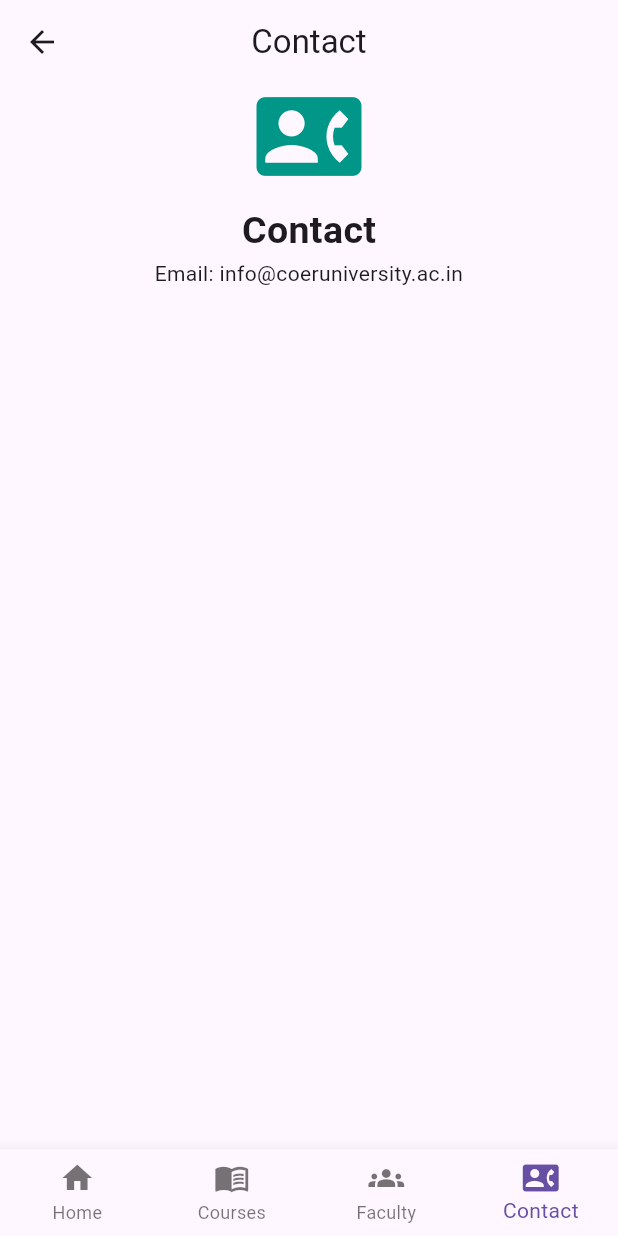
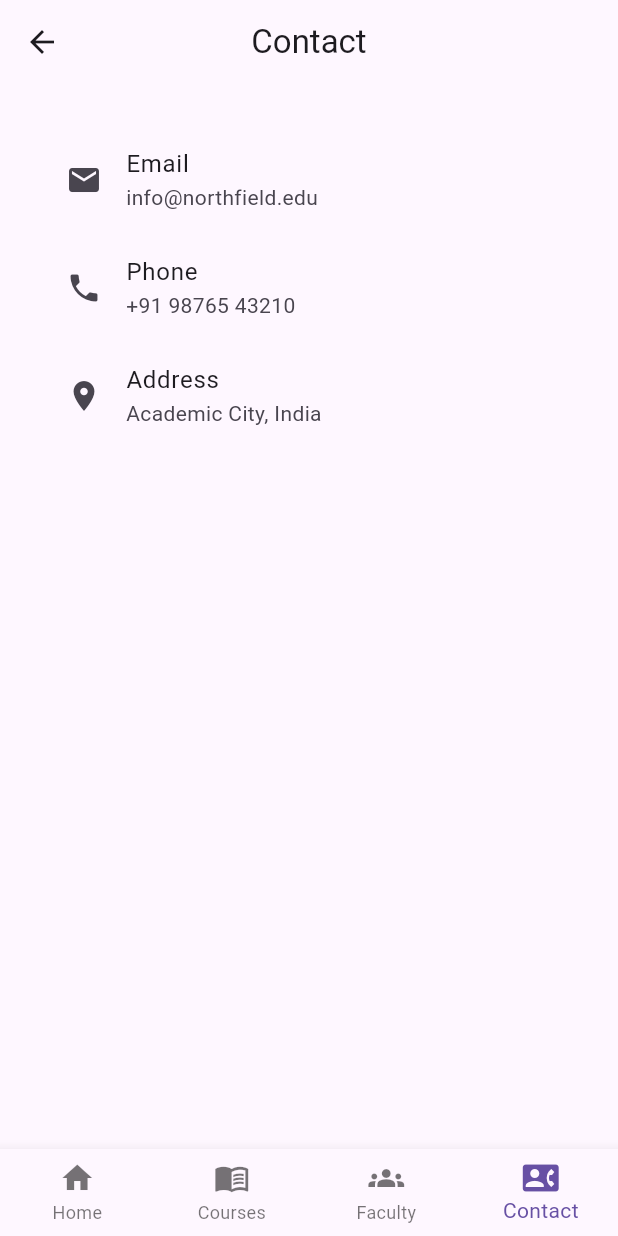
Before and after one commit to NetraChauhan/flutter_lab_sheet_4, a Flutter app: the Main screen opened directly, item 4 of the bottom bar chosen, on a phone screen of 412 x 824 dp. Run offline on Flutter 3.47's test engine with Material 3 defaults, Android fonts, the phone set to English and light mode, and no system bars.

Commit message:
Audit and improve program_23.dart

```diff
--- a/lib/program_23.dart
+++ b/lib/program_23.dart
@@ -1,30 +1,100 @@
-// 23. Simple college app with Home, Courses, Faculty and Contact screens.
+// 23. College app with Home, Courses, Faculty and Contact screens.
 import 'package:flutter/material.dart';
 void main()=>runApp(const App());
+
 class App extends StatelessWidget{
- const App({super.key});
- Widget build(c)=>MaterialApp(debugShowCheckedModeBanner:false,theme:ThemeData(colorSchemeSeed:Colors.teal,useMaterial3:true),home:const Main());
+  const App({super.key});
+  Widget build(c)=>MaterialApp(
+    debugShowCheckedModeBanner:false,
+    theme:ThemeData(colorSchemeSeed:Colors.teal,useMaterial3:true),
+    home:const Main(),
+  );
 }
-class Main extends StatefulWidget{const Main({super.key});State<Main> createState()=>_S();}
+
+class Main extends StatefulWidget{
+  const Main({super.key});
+  State<Main> createState()=>_S();
+}
+
 class _S extends State<Main>{
- int i=0;
- final titles=const['Home','Courses','Faculty','Contact'];
- final pages=const[
-  _Page(Icons.account_balance,'COER University','Welcome to the college app'),
-  _Page(Icons.menu_book,'Courses','BCA • BBA • B.Tech'),
-  _Page(Icons.groups,'Faculty','Experienced faculty members'),
-  _Page(Icons.contact_phone,'Contact','Email: info@coeruniversity.ac.in')
- ];
- Widget build(c)=>Scaffold(appBar:AppBar(title:Text(titles[i]),centerTitle:true),body:pages[i],
-  bottomNavigationBar:BottomNavigationBar(type:BottomNavigationBarType.fixed,currentIndex:i,onTap:(v)=>setState(()=>i=v),items:const[
-   BottomNavigationBarItem(icon:Icon(Icons.home),label:'Home'),
-   BottomNavigationBarItem(icon:Icon(Icons.menu_book),label:'Courses'),
-   BottomNavigationBarItem(icon:Icon(Icons.groups),label:'Faculty'),
-   BottomNavigationBarItem(icon:Icon(Icons.contact_phone),label:'Contact')
-  ]));
+  int i=0;
+  final pages=const[HomePage(),Courses(),Faculty(),Contact()];
+
+  Widget build(c)=>Scaffold(
+    appBar:AppBar(
+      title:Text(['Home','Courses','Faculty','Contact'][i]),
+      centerTitle:true,
+    ),
+    body:pages[i],
+    bottomNavigationBar:BottomNavigationBar(
+      type:BottomNavigationBarType.fixed,
+      currentIndex:i,
+      onTap:(v)=>setState(()=>i=v),
+      items:const[
+        BottomNavigationBarItem(icon:Icon(Icons.home),label:'Home'),
+        BottomNavigationBarItem(icon:Icon(Icons.menu_book),label:'Courses'),
+        BottomNavigationBarItem(icon:Icon(Icons.groups),label:'Faculty'),
+        BottomNavigationBarItem(icon:Icon(Icons.contact_phone),label:'Contact'),
+      ],
+    ),
+  );
 }
-class _Page extends StatelessWidget{
- final IconData icon;final String title,text;
- const _Page(this.icon,this.title,this.text);
- Widget build(c)=>Align(alignment:Alignment.topCenter,child:Column(mainAxisSize:MainAxisSize.min,children:[Icon(icon,size:70,color:Colors.teal),const SizedBox(height:10),Text(title,style:const TextStyle(fontSize:25,fontWeight:FontWeight.bold)),Text(text,textAlign:TextAlign.center)]));
+
+class HomePage extends StatelessWidget{
+  const HomePage({super.key});
+  Widget build(c)=>const Align(
+    alignment:Alignment.topCenter,
+    child:Padding(
+      padding:EdgeInsets.all(28),
+      child:Column(mainAxisSize:MainAxisSize.min,children:[
+        Icon(Icons.account_balance,size:68,color:Colors.teal),
+        SizedBox(height:10),
+        Text('Northfield College',
+          style:TextStyle(fontSize:26,fontWeight:FontWeight.bold)),
+        Text('College Information Portal'),
+      ]),
+    ),
+  );
 }
+
+class Courses extends StatelessWidget{
+  const Courses({super.key});
+  Widget build(c)=>ListView(
+    padding:const EdgeInsets.all(20),
+    children:const[
+      Card(child:ListTile(leading:Icon(Icons.computer),title:Text('BCA'),subtitle:Text('Bachelor of Computer Applications'))),
+      Card(child:ListTile(leading:Icon(Icons.business),title:Text('BBA'),subtitle:Text('Bachelor of Business Administration'))),
+      Card(child:ListTile(leading:Icon(Icons.engineering),title:Text('B.Tech'),subtitle:Text('Bachelor of Technology'))),
+    ],
+  );
+}
+
+class Faculty extends StatelessWidget{
+  const Faculty({super.key});
+  Widget build(c)=>ListView(
+    padding:const EdgeInsets.all(20),
+    children:const[
+      ListTile(leading:CircleAvatar(child:Text('A')),title:Text('Dr. Arin Cole'),subtitle:Text('Computer Applications')),
+      ListTile(leading:CircleAvatar(child:Text('M')),title:Text('Prof. Maya Reed'),subtitle:Text('Management')),
+      ListTile(leading:CircleAvatar(child:Text('R')),title:Text('Dr. Rohan Blake'),subtitle:Text('Engineering')),
+    ],
+  );
+}
+
+class Contact extends StatelessWidget{
+  const Contact({super.key});
+  Widget build(c)=>const Align(
+    alignment:Alignment.topCenter,
+    child:Padding(
+      padding:EdgeInsets.all(28),
+      child:SizedBox(
+        width:400,
+        child:Column(children:[
+          ListTile(leading:Icon(Icons.email),title:Text('Email'),subtitle:Text('info@northfield.edu')),
+          ListTile(leading:Icon(Icons.phone),title:Text('Phone'),subtitle:Text('+91 98765 43210')),
+          ListTile(leading:Icon(Icons.location_on),title:Text('Address'),subtitle:Text('Academic City, India')),
+        ]),
+      ),
+    ),
+  );
+}
```
